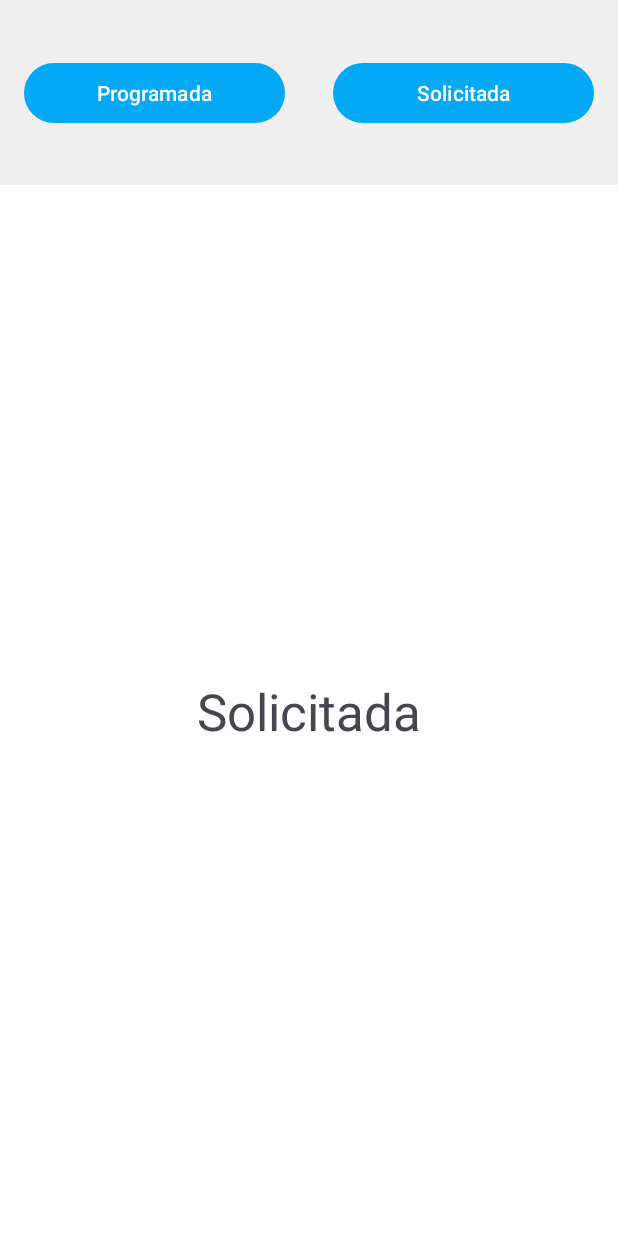
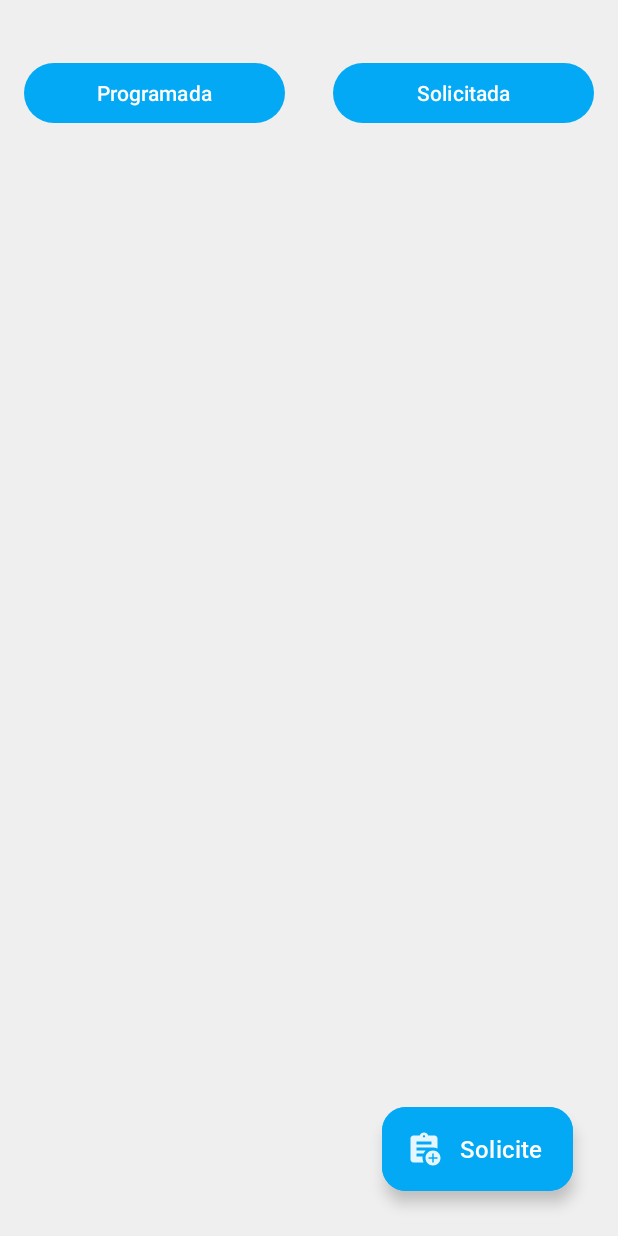
Before and after one commit to Mouthlolses/space_informatica, an Android app: the fragment RequestFragment placed in its activity, on a phone screen of 412 x 824 dp. Run offline under Robolectric (Android 15) with nearby library versions, the phone set to English and light mode, and no system bars.

Commit message:
add_features

```diff
--- a/app/src/main/java/com/example/space_informatica/ui/client/ManutenActivity.kt
+++ b/app/src/main/java/com/example/space_informatica/ui/client/ManutenActivity.kt
@@ -15,6 +15,7 @@ class ManutenActivity : AppCompatActivity() {
     private lateinit var binding: ActivityManutenBinding
     private lateinit var btnScheduled: Button
     private lateinit var btnRequest: Button
+
 
     override fun onCreate(savedInstanceState: Bundle?) {
         super.onCreate(savedInstanceState)
--- a/app/src/main/res/layout/request_fragment.xml
+++ b/app/src/main/res/layout/request_fragment.xml
@@ -4,18 +4,23 @@
     xmlns:tools="http://schemas.android.com/tools"
     android:layout_width="match_parent"
     android:layout_height="match_parent"
-    android:background="@color/white">
+    android:background="#EFEFEF">
 
-    <TextView
-        android:id="@+id/textView2"
+
+    <com.google.android.material.floatingactionbutton.ExtendedFloatingActionButton
+        android:id="@+id/extended_fab"
         android:layout_width="wrap_content"
         android:layout_height="wrap_content"
-        android:text="Solicitada"
-        android:textSize="34sp"
+        android:layout_gravity="bottom|end"
+        android:layout_margin="30dp"
+        android:backgroundTint="@color/primaryColor"
+        android:contentDescription="fabextension"
+        android:fontFamily="@font/roboto_medium"
+        android:text="Solicite"
+        android:textColor="@color/white"
+        android:textSize="16sp"
+        app:icon="@drawable/ic_action_request"
+        app:iconTint="@color/white"
         app:layout_constraintBottom_toBottomOf="parent"
-        app:layout_constraintEnd_toEndOf="parent"
-        app:layout_constraintHorizontal_bias="0.5"
-        app:layout_constraintStart_toStartOf="parent"
-        app:layout_constraintTop_toTopOf="parent"
-        app:layout_constraintVertical_bias="0.5" />
+        app:layout_constraintEnd_toEndOf="parent" />
 </androidx.constraintlayout.widget.ConstraintLayout>
--- a/app/src/main/res/values/strings.xml
+++ b/app/src/main/res/values/strings.xml
@@ -4,4 +4,5 @@
     <string name="app_name">Space</string>
     <!-- TODO: Remove or change this placeholder text -->
     <string name="hello_blank_fragment">Hello blank fragment</string>
+    <string name="solicitacoes">Solicitacoes</string>
 </resources>
```
Also changed, not shown: app/src/main/res/drawable/ic_request_action.xml (added, +7 -0 lines), app/src/main/res/layout/activity_admin.xml (deleted, +0 -11 lines), app/src/main/res/layout/scheduled_fragment.xml (+2 -13 lines).
